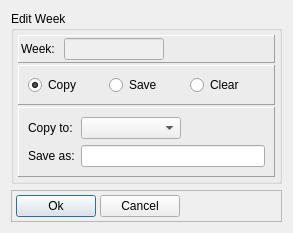
The window that dialog_week_copy.ui (Tria-Andy/WorkoutEditor) describes before a commit, drawn with Qt 5.
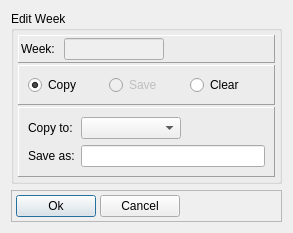
The same window after the commit.

Commit message:
Weekpopup: Save, Copy or Clear Week with edit button #3
Copy and Delete implemented in new Edit Week UI

The edit to the form file:
```diff
--- a/dialog_week_copy.ui
+++ b/dialog_week_copy.ui
@@ -134,6 +134,9 @@
          </item>
          <item>
           <widget class="QRadioButton" name="radioButton_save">
+           <property name="enabled">
+            <bool>false</bool>
+           </property>
            <property name="minimumSize">
             <size>
              <width>75</width>
```
The commit also changes 5 other files.
